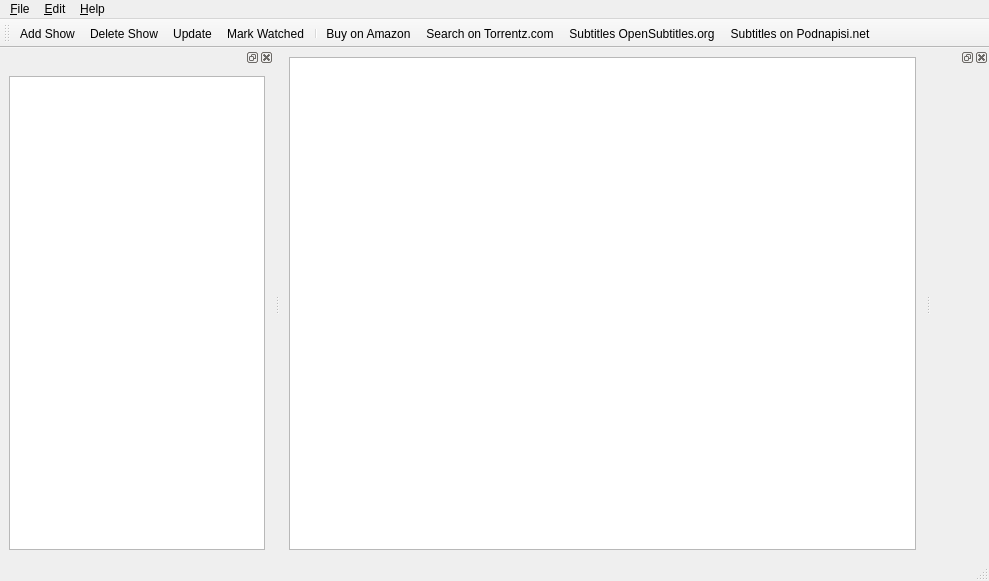
First picture: the form in src/mainwindow.ui, repository ThomasBrixLarsen/serieswatcher, before the edit.
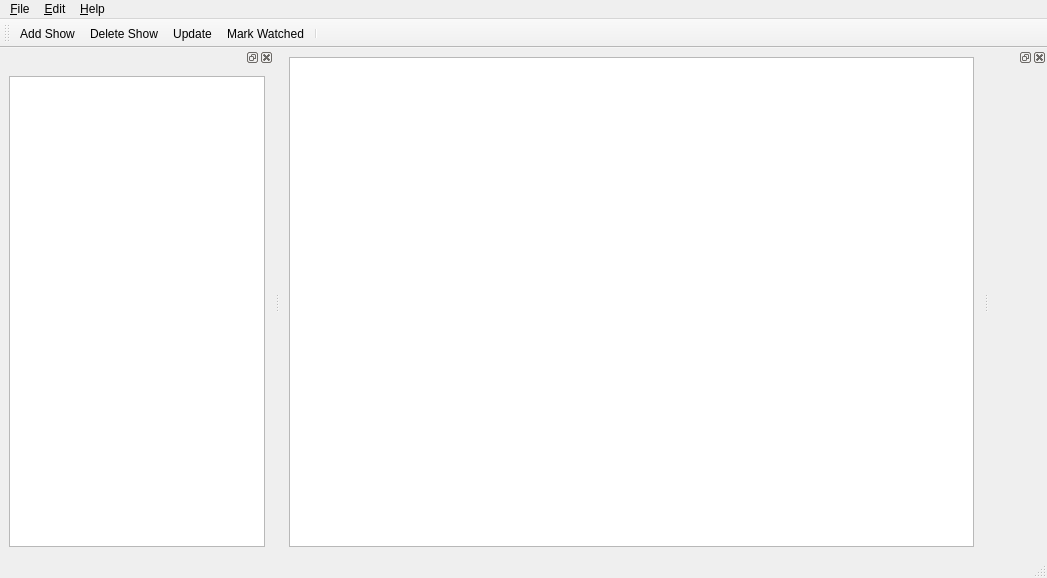
Second picture: the form after the edit. Icons and pictures are not drawn.

Commit message: actions: a lot of action  and settings stuff

Patch:
```diff
--- a/src/mainwindow.ui
+++ b/src/mainwindow.ui
@@ -6,8 +6,8 @@
    <rect>
     <x>0</x>
     <y>0</y>
-    <width>989</width>
-    <height>581</height>
+    <width>1047</width>
+    <height>578</height>
    </rect>
   </property>
   <property name="windowTitle">
@@ -29,7 +29,7 @@
     <rect>
      <x>0</x>
      <y>0</y>
-     <width>989</width>
+     <width>1047</width>
      <height>20</height>
     </rect>
    </property>
@@ -42,6 +42,13 @@
     <addaction name="separator"/>
     <addaction name="quitAction"/>
    </widget>
+   <widget class="QMenu" name="menu_Edit">
+    <property name="title">
+     <string>&amp;Help</string>
+    </property>
+    <addaction name="aboutQtAction"/>
+    <addaction name="aboutAction"/>
+   </widget>
    <widget class="QMenu" name="menu_Help">
     <property name="title">
      <string>&amp;Edit</string>
@@ -50,13 +57,8 @@
     <addaction name="deleteShowAction"/>
     <addaction name="updateShowAction"/>
     <addaction name="markWatchedAction"/>
-   </widget>
-   <widget class="QMenu" name="menu_Edit">
-    <property name="title">
-     <string>&amp;Help</string>
-    </property>
-    <addaction name="aboutQtAction"/>
-    <addaction name="aboutAction"/>
+    <addaction name="separator"/>
+    <addaction name="settingsAction"/>
    </widget>
    <addaction name="menu_File"/>
    <addaction name="menu_Help"/>
@@ -78,10 +80,6 @@
    <addaction name="updateShowAction"/>
    <addaction name="markWatchedAction"/>
    <addaction name="separator"/>
-   <addaction name="amazonAction"/>
-   <addaction name="torrentzAction"/>
-   <addaction name="opensubtitlesAction"/>
-   <addaction name="podnapisiAction"/>
   </widget>
   <widget class="QDockWidget" name="infoDock">
    <attribute name="dockWidgetArea">
@@ -182,42 +180,6 @@
     <string>&amp;Settings...</string>
    </property>
   </action>
-  <action name="amazonAction">
-   <property name="icon">
-    <iconset resource="serieswatcher.qrc">
-     <normaloff>:/res/amazon.png</normaloff>:/res/amazon.png</iconset>
-   </property>
-   <property name="text">
-    <string>&amp;Buy on Amazon</string>
-   </property>
-  </action>
-  <action name="torrentzAction">
-   <property name="icon">
-    <iconset resource="serieswatcher.qrc">
-     <normaloff>:/res/torrentz.png</normaloff>:/res/torrentz.png</iconset>
-   </property>
-   <property name="text">
-    <string>Search on &amp;Torrentz.com</string>
-   </property>
-  </action>
-  <action name="opensubtitlesAction">
-   <property name="icon">
-    <iconset resource="serieswatcher.qrc">
-     <normaloff>:/res/opensubtitles.png</normaloff>:/res/opensubtitles.png</iconset>
-   </property>
-   <property name="text">
-    <string>Subtitles &amp;OpenSubtitles.org</string>
-   </property>
-  </action>
-  <action name="podnapisiAction">
-   <property name="icon">
-    <iconset resource="serieswatcher.qrc">
-     <normaloff>:/res/podnapisi.png</normaloff>:/res/podnapisi.png</iconset>
-   </property>
-   <property name="text">
-    <string>Subtitles on &amp;Podnapisi.net</string>
-   </property>
-  </action>
  </widget>
  <resources>
   <include location="serieswatcher.qrc"/>
```
The commit also changes 11 other files.
